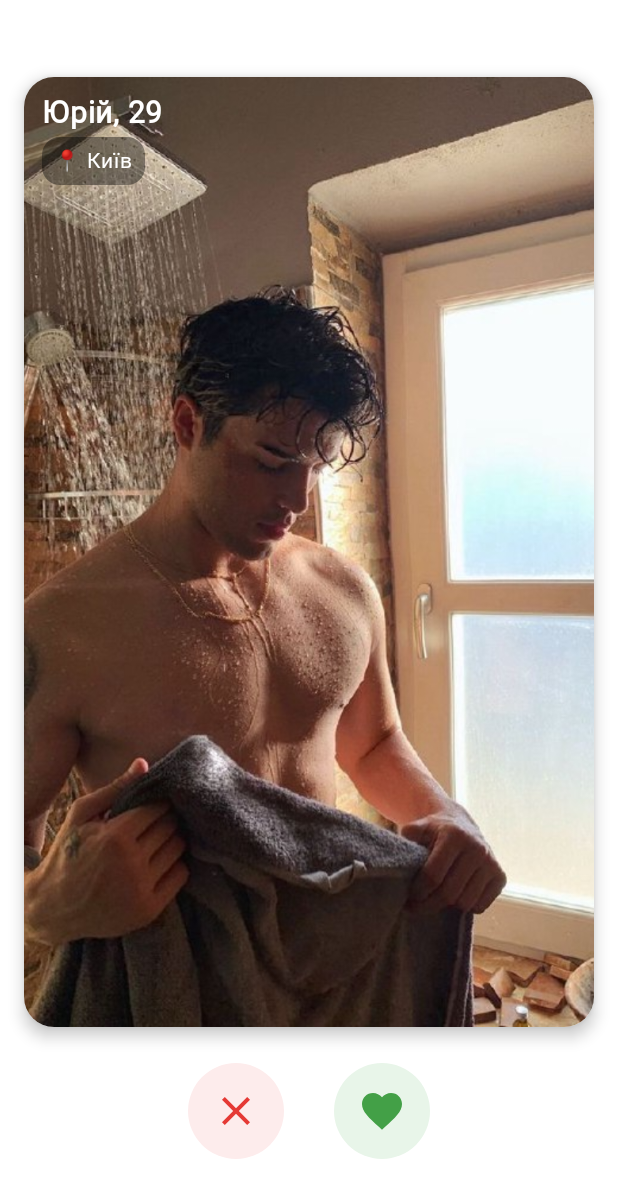
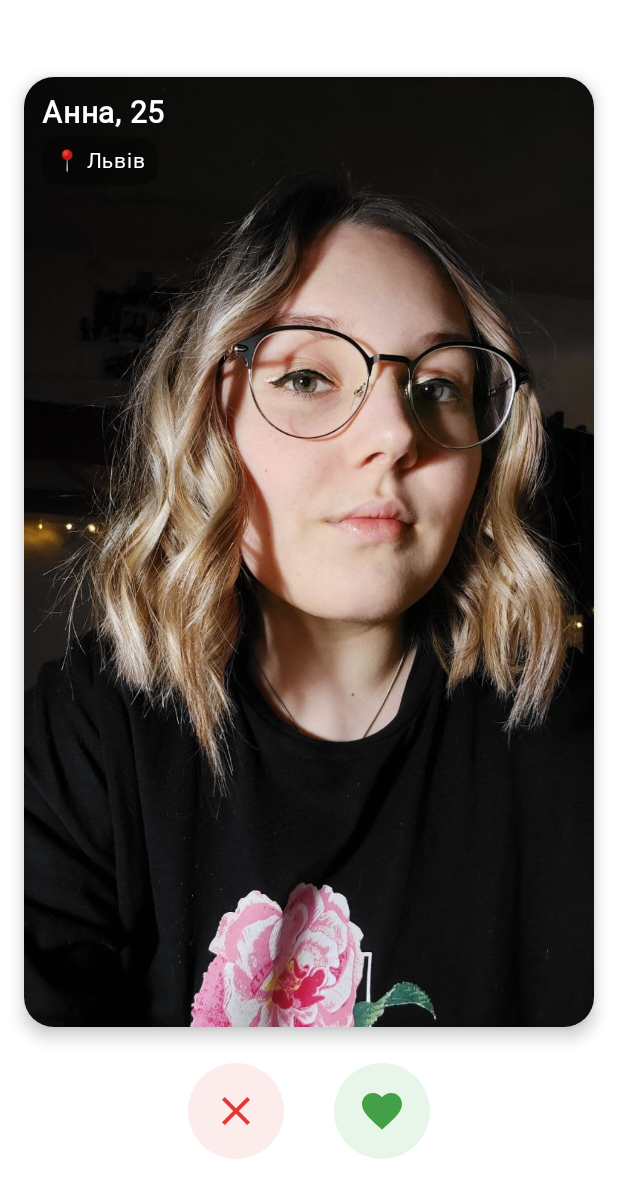
Before and after one commit to sdzmnk/RazomUA, an Android app built with Jetpack Compose: the SwipeScreen screen opened through its navigation route, after a tap on "Dislike", on a phone screen of 412 x 824 dp. Shown: the top 1198 px of the screen. Run offline under Robolectric (Android 15) with nearby library versions, the phone set to English and light mode, and no system bars; Roboto replaces fonts that are not available here.

Commit message:
added functionality for performing swipes

```diff
--- a/app/src/main/java/com/example/razomua/ui/screens/welcome/SwipeScreen.kt
+++ b/app/src/main/java/com/example/razomua/ui/screens/welcome/SwipeScreen.kt
@@ -1,7 +1,9 @@
 package com.example.razomua.ui.screens.welcome
 
+import androidx.compose.animation.core.animateFloatAsState
 import androidx.compose.foundation.Image
 import androidx.compose.foundation.background
+import androidx.compose.foundation.gestures.detectDragGestures
 import androidx.compose.foundation.layout.*
 import androidx.compose.foundation.shape.CircleShape
 import androidx.compose.foundation.shape.RoundedCornerShape
@@ -9,21 +11,52 @@ import androidx.compose.material.icons.Icons
 import androidx.compose.material.icons.filled.Close
 import androidx.compose.material.icons.filled.Favorite
 import androidx.compose.material3.*
-import androidx.compose.runtime.Composable
+import androidx.compose.runtime.*
 import androidx.compose.ui.Alignment
 import androidx.compose.ui.Modifier
 import androidx.compose.ui.draw.clip
+import androidx.compose.ui.draw.rotate
 import androidx.compose.ui.graphics.Color
+import androidx.compose.ui.input.pointer.pointerInput
 import androidx.compose.ui.layout.ContentScale
 import androidx.compose.ui.res.painterResource
 import androidx.compose.ui.text.font.FontWeight
 import androidx.compose.ui.unit.dp
 import androidx.compose.ui.unit.sp
+import androidx.lifecycle.viewmodel.compose.viewModel
 import androidx.navigation.NavController
 import com.example.razomua.R
+import com.example.razomua.model.SwipeAction
+import com.example.razomua.viewmodel.SwipeViewModel
+import kotlin.math.abs
 
 @Composable
-fun SwipeScreen(navController: NavController) {
+fun SwipeScreen(navController: NavController, viewModel: SwipeViewModel = viewModel()) {
+    var offsetX by remember { mutableStateOf(0f) }
+    var currentCardIndex by remember { mutableStateOf(0) }
+
+    val users = listOf(
+        Triple("Юрій", "Київ", R.drawable.boy),
+        Triple("Анна", "Львів", R.drawable.girl),
+        Triple("Олег", "Харків", R.drawable.boy)
+    )
+
+    if (currentCardIndex >= users.size) {
+        Box(
+            modifier = Modifier.fillMaxSize(),
+            contentAlignment = Alignment.Center
+        ) {
+            Text(
+                "Користувачів більше немає ☹️",
+                style = MaterialTheme.typography.bodyLarge
+            )
+        }
+        return
+    }
+
+    val (name, location, imageRes) = users[currentCardIndex]
+    val rotation by animateFloatAsState(targetValue = offsetX / 20)
+
     Box(
         modifier = Modifier
             .fillMaxSize()
@@ -31,42 +64,55 @@ fun SwipeScreen(navController: NavController) {
             .padding(horizontal = 16.dp, vertical = 8.dp),
         contentAlignment = Alignment.Center
     ) {
-        Column(
-            horizontalAlignment = Alignment.CenterHorizontally,
-            verticalArrangement = Arrangement.Center
-        ) {
-
-
+        Column(horizontalAlignment = Alignment.CenterHorizontally) {
             Card(
                 shape = RoundedCornerShape(20.dp),
                 modifier = Modifier
                     .fillMaxWidth()
-                    .aspectRatio(0.6f),
+                    .aspectRatio(0.6f)
+                    .offset(x = offsetX.dp)
+                    .rotate(rotation)
+                    .pointerInput(Unit) {
+                        detectDragGestures(
+                            onDragEnd = {
+                                when {
+                                    offsetX > 200 -> {
+                                        // swipe right (like)
+                                        viewModel.addSwipe(1, currentCardIndex.toLong(), SwipeAction.LIKE)
+                                        currentCardIndex++
+                                    }
+                                    offsetX < -200 -> {
+                                        // swipe left (nope)
+                                        viewModel.addSwipe(1, currentCardIndex.toLong(), SwipeAction.DISLIKE)
+                                        currentCardIndex++
+                                    }
+                                }
+                                offsetX = 0f
+                            }
+                        ) { change, dragAmount ->
+                            change.consume()
+                            offsetX += dragAmount.x
+                        }
+                    },
                 colors = CardDefaults.cardColors(containerColor = Color.White),
                 elevation = CardDefaults.cardElevation(6.dp)
             ) {
                 Box {
                     Image(
-                        painter = painterResource(id = R.drawable.boy), // заміни на своє зображення
+                        painter = painterResource(id = imageRes),
                         contentDescription = "User photo",
                         contentScale = ContentScale.Crop,
                         modifier = Modifier.fillMaxSize()
                     )
 
-
-                    Box(
-                        modifier = Modifier
-                            .align(Alignment.TopStart)
-                            .padding(12.dp)
-                    ) {
+                    Box(modifier = Modifier.align(Alignment.TopStart).padding(12.dp)) {
                         Text(
-                            text = "Юрій, 29",
+                            text = "$name, 25",
                             fontSize = 20.sp,
                             color = Color.White,
                             fontWeight = FontWeight.Bold
                         )
                     }
-
 
                     Box(
                         modifier = Modifier
@@ -78,26 +124,23 @@ fun SwipeScreen(navController: NavController) {
                             )
                             .padding(horizontal = 8.dp, vertical = 4.dp)
                     ) {
-                        Text(
-                            text = "📍 Київ",
-                            color = Color.White,
-                            fontSize = 14.sp
-                        )
+                        Text("📍 $location", color = Color.White, fontSize = 14.sp)
                     }
                 }
             }
 
             Spacer(modifier = Modifier.height(24.dp))
 
-
             Row(
                 horizontalArrangement = Arrangement.SpaceEvenly,
                 verticalAlignment = Alignment.CenterVertically,
                 modifier = Modifier.fillMaxWidth(0.6f)
             ) {
-
                 IconButton(
-                    onClick = { /* TODO: swipe left */ },
+                    onClick = {
+                        viewModel.addSwipe(1, currentCardIndex.toLong(), SwipeAction.DISLIKE)
+                        currentCardIndex++
+                    },
                     modifier = Modifier
                         .size(64.dp)
                         .clip(CircleShape)
@@ -111,9 +154,11 @@ fun SwipeScreen(navController: NavController) {
                     )
                 }
 
-
                 IconButton(
-                    onClick = { /* TODO: swipe right */ },
+                    onClick = {
+                        viewModel.addSwipe(1, currentCardIndex.toLong(), SwipeAction.LIKE)
+                        currentCardIndex++
+                    },
                     modifier = Modifier
                         .size(64.dp)
                         .clip(CircleShape)
```
Also changed, not shown: app/src/main/res/drawable/girl.png (added).
